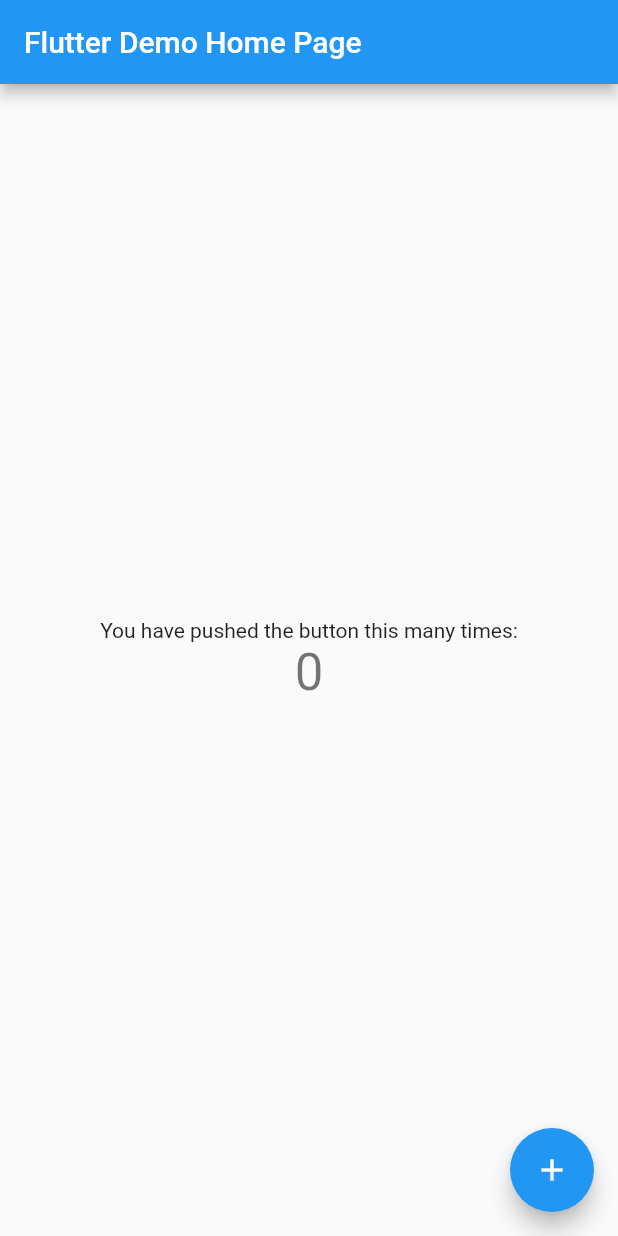
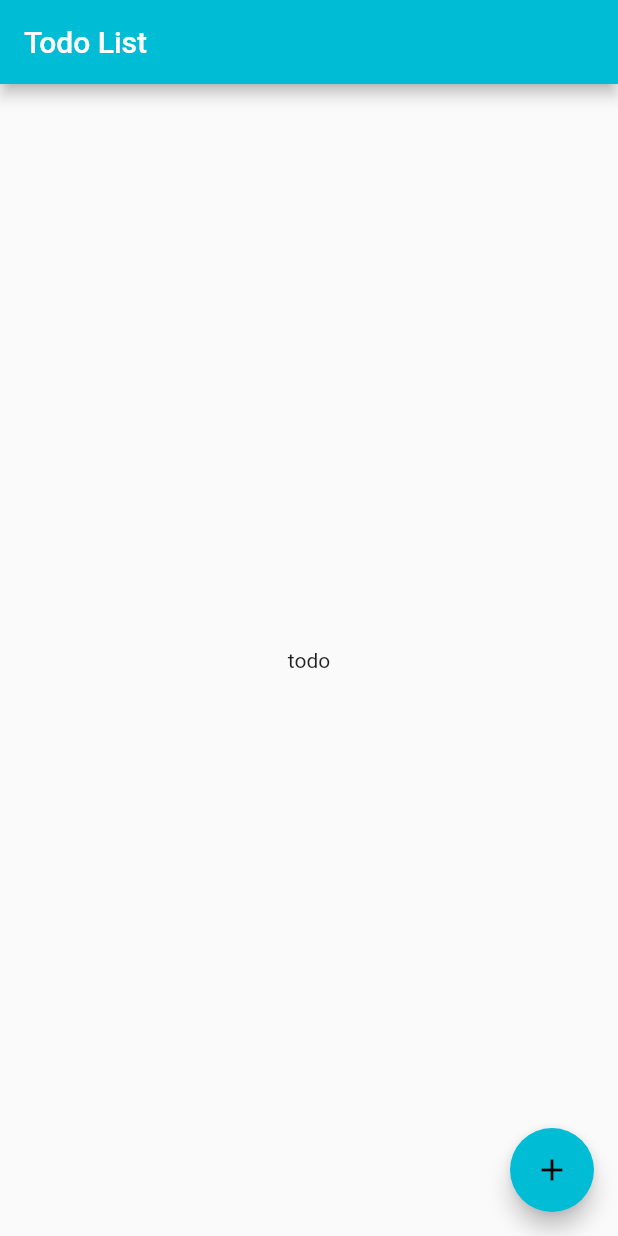
Before and after one commit to pipipi09/todo_app, a Flutter app: the screen it shows after launch, on a phone screen of 412 x 824 dp. Run offline on Flutter 3.47's test engine with Material 2 defaults, Android fonts, the phone set to English and light mode, and no system bars.

Commit message:
create main page

```diff
--- a/lib/main.dart
+++ b/lib/main.dart
@@ -1,4 +1,5 @@
 import 'package:flutter/material.dart';
+import 'package:todo_app/views/todo_list_page.dart';
 
 void main() {
   runApp(const MyApp());
@@ -7,109 +8,61 @@ void main() {
 class MyApp extends StatelessWidget {
   const MyApp({Key? key}) : super(key: key);
 
-  // This widget is the root of your application.
   @override
   Widget build(BuildContext context) {
     return MaterialApp(
       title: 'Flutter Demo',
       theme: ThemeData(
-        // This is the theme of your application.
-        //
-        // Try running your application with "flutter run". You'll see the
-        // application has a blue toolbar. Then, without quitting the app, try
-        // changing the primarySwatch below to Colors.green and then invoke
-        // "hot reload" (press "r" in the console where you ran "flutter run",
-        // or simply save your changes to "hot reload" in a Flutter IDE).
-        // Notice that the counter didn't reset back to zero; the application
-        // is not restarted.
-        primarySwatch: Colors.blue,
+        primarySwatch: Colors.cyan,
       ),
-      home: const MyHomePage(title: 'Flutter Demo Home Page'),
+      home: const TodoListPage(),
     );
   }
 }
 
-class MyHomePage extends StatefulWidget {
-  const MyHomePage({Key? key, required this.title}) : super(key: key);
+// class MyHomePage extends StatefulWidget {
+//   const MyHomePage({Key? key, required this.title}) : super(key: key);
 
-  // This widget is the home page of your application. It is stateful, meaning
-  // that it has a State object (defined below) that contains fields that affect
-  // how it looks.
+//   final String title;
 
-  // This class is the configuration for the state. It holds the values (in this
-  // case the title) provided by the parent (in this case the App widget) and
-  // used by the build method of the State. Fields in a Widget subclass are
-  // always marked "final".
+//   @override
+//   State<MyHomePage> createState() => _MyHomePageState();
+// }
 
-  final String title;
+// class _MyHomePageState extends State<MyHomePage> {
+//   int _counter = 0;
 
-  @override
-  State<MyHomePage> createState() => _MyHomePageState();
-}
+//   void _incrementCounter() {
+//     setState(() {
+//       _counter++;
+//     });
+//   }
 
-class _MyHomePageState extends State<MyHomePage> {
-  int _counter = 0;
-
-  void _incrementCounter() {
-    setState(() {
-      // This call to setState tells the Flutter framework that something has
-      // changed in this State, which causes it to rerun the build method below
-      // so that the display can reflect the updated values. If we changed
-      // _counter without calling setState(), then the build method would not be
-      // called again, and so nothing would appear to happen.
-      _counter++;
-    });
-  }
-
-  @override
-  Widget build(BuildContext context) {
-    // This method is rerun every time setState is called, for instance as done
-    // by the _incrementCounter method above.
-    //
-    // The Flutter framework has been optimized to make rerunning build methods
-    // fast, so that you can just rebuild anything that needs updating rather
-    // than having to individually change instances of widgets.
-    return Scaffold(
-      appBar: AppBar(
-        // Here we take the value from the MyHomePage object that was created by
-        // the App.build method, and use it to set our appbar title.
-        title: Text(widget.title),
-      ),
-      body: Center(
-        // Center is a layout widget. It takes a single child and positions it
-        // in the middle of the parent.
-        child: Column(
-          // Column is also a layout widget. It takes a list of children and
-          // arranges them vertically. By default, it sizes itself to fit its
-          // children horizontally, and tries to be as tall as its parent.
-          //
-          // Invoke "debug painting" (press "p" in the console, choose the
-          // "Toggle Debug Paint" action from the Flutter Inspector in Android
-          // Studio, or the "Toggle Debug Paint" command in Visual Studio Code)
-          // to see the wireframe for each widget.
-          //
-          // Column has various properties to control how it sizes itself and
-          // how it positions its children. Here we use mainAxisAlignment to
-          // center the children vertically; the main axis here is the vertical
-          // axis because Columns are vertical (the cross axis would be
-          // horizontal).
-          mainAxisAlignment: MainAxisAlignment.center,
-          children: <Widget>[
-            const Text(
-              'You have pushed the button this many times:',
-            ),
-            Text(
-              '$_counter',
-              style: Theme.of(context).textTheme.headline4,
-            ),
-          ],
-        ),
-      ),
-      floatingActionButton: FloatingActionButton(
-        onPressed: _incrementCounter,
-        tooltip: 'Increment',
-        child: const Icon(Icons.add),
-      ), // This trailing comma makes auto-formatting nicer for build methods.
-    );
-  }
-}
+//   @override
+//   Widget build(BuildContext context) {
+//     return Scaffold(
+//       appBar: AppBar(
+//         title: Text(widget.title),
+//       ),
+//       body: Center(
+//         child: Column(
+//           mainAxisAlignment: MainAxisAlignment.center,
+//           children: <Widget>[
+//             const Text(
+//               'You have pushed the button this many times:',
+//             ),
+//             Text(
+//               '$_counter',
+//               style: Theme.of(context).textTheme.headline4,
+//             ),
+//           ],
+//         ),
+//       ),
+//       floatingActionButton: FloatingActionButton(
+//         onPressed: _incrementCounter,
+//         tooltip: 'Increment',
+//         child: const Icon(Icons.add),
+//       ),
+//     );
+//   }
+// }
--- /dev/null
+++ b/lib/views/todo_list_page.dart
@@ -0,0 +1,24 @@
+import 'package:flutter/material.dart';
+
+class TodoListPage extends StatelessWidget {
+  const TodoListPage({Key? key}) : super(key: key);
+
+  @override
+  Widget build(BuildContext context) {
+    return Scaffold(
+      appBar: AppBar(
+        title: const Text(
+          'Todo List',
+          style: TextStyle(color: Colors.white),
+        ),
+      ),
+      body: const Center(
+        child: Text('todo'),
+      ),
+      floatingActionButton: FloatingActionButton(
+        onPressed: () {},
+        child: const Icon(Icons.add),
+      ),
+    );
+  }
+}
```
